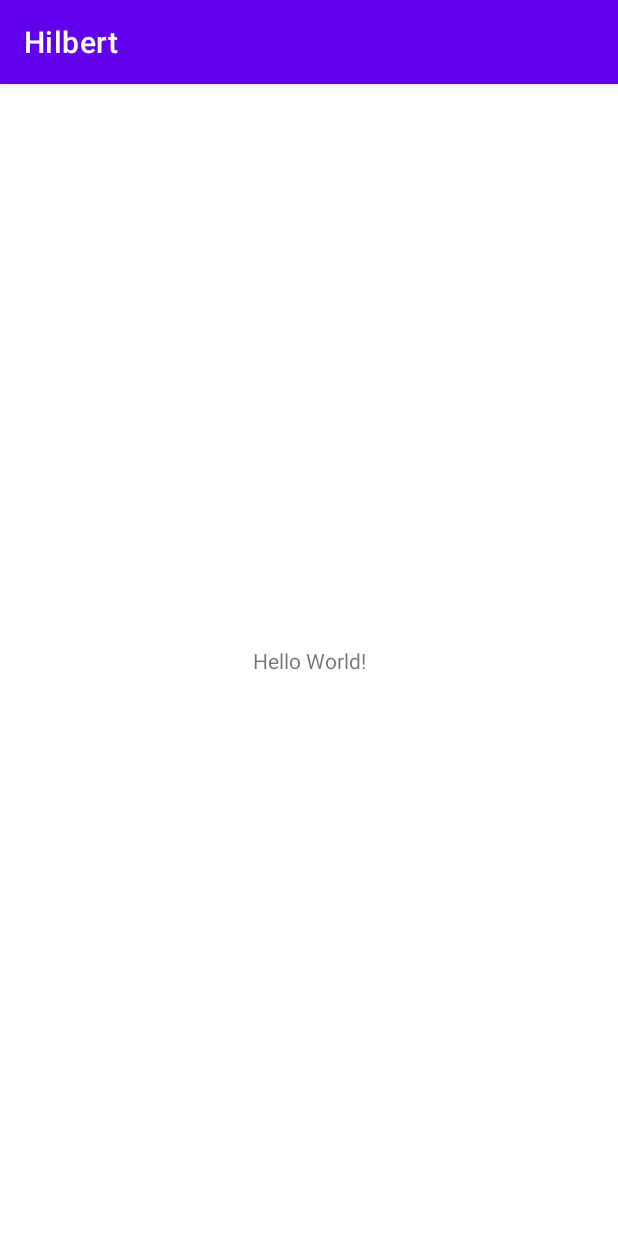
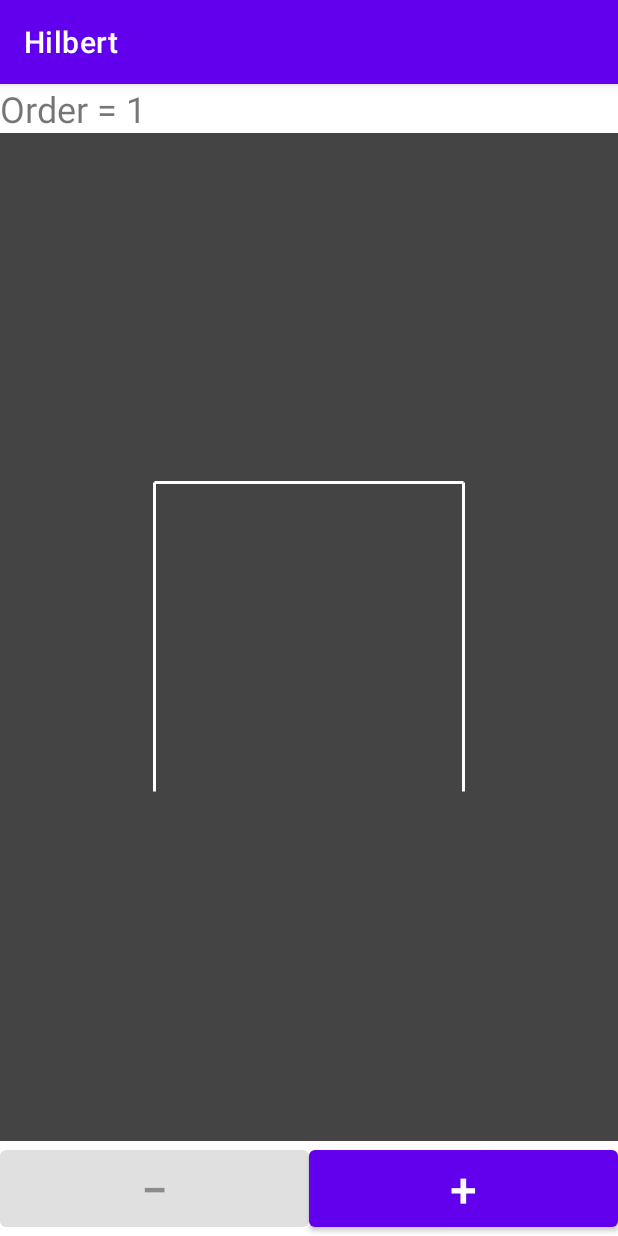
Before and after one commit to yunyun829/sdl.Hilbert, an Android app: the screen it shows after launch (MainActivity), on a phone screen of 412 x 824 dp. Run offline under Robolectric (Android 15) with nearby library versions, the phone set to English and light mode, and no system bars.

Commit message:
Implement Hilbert view

```diff
--- /dev/null
+++ b/app/src/main/java/jp/ac/titech/itpro/sdl/hilbert/HilbertTurtle.java
@@ -0,0 +1,24 @@
+package jp.ac.titech.itpro.sdl.hilbert;
+
+public class HilbertTurtle extends Turtle {
+
+    public HilbertTurtle(Drawer drawer) {
+        super(drawer);
+    }
+
+    public void draw(int order, double step, double turn) {
+        if (order > 0) {
+            rotate(-turn);
+            draw(order - 1, step, -turn);
+            forward(step);
+            rotate(turn);
+            draw(order - 1, step, turn);
+            forward(step);
+            draw(order - 1, step, turn);
+            rotate(turn);
+            forward(step);
+            draw(order - 1, step, -turn);
+            rotate(-turn);
+        }
+    }
+}
--- /dev/null
+++ b/app/src/main/java/jp/ac/titech/itpro/sdl/hilbert/HilbertView.java
@@ -0,0 +1,60 @@
+package jp.ac.titech.itpro.sdl.hilbert;
+
+import android.content.Context;
+import android.graphics.Canvas;
+import android.graphics.Color;
+import android.graphics.Paint;
+import android.util.AttributeSet;
+import android.view.View;
+
+public class HilbertView extends View {
+
+    private Paint paint = new Paint();
+
+    private Canvas canvas;
+
+    private int order = 1;
+
+    private HilbertTurtle turtle = new HilbertTurtle(new Turtle.Drawer() {
+        @Override
+        public void drawLine(double x0, double y0, double x1, double y1) {
+            canvas.drawLine((float) x0, (float) y0, (float) x1, (float) y1, paint);
+        }
+    });
+
+    public HilbertView(Context context) {
+        this(context, null);
+    }
+
+    public HilbertView(Context context, AttributeSet attrs) {
+        this(context, attrs, 0);
+    }
+
+    public HilbertView(Context context, AttributeSet attrs, int defStyleAttr) {
+        super(context, attrs, defStyleAttr);
+    }
+
+    @Override
+    protected void onDraw(Canvas canvas) {
+        super.onDraw(canvas);
+        this.canvas = canvas;
+
+        int w = canvas.getWidth();
+        int h = canvas.getHeight();
+        paint.setColor(Color.DKGRAY);
+        canvas.drawRect(0, 0, w, h, paint);
+
+        paint.setColor(Color.WHITE);
+        paint.setStrokeWidth(3);
+        int size = Math.min(w, h);
+        double step = (double) size / (1 << order);
+        turtle.setPos((w - size + step) / 2, (h + size - step) / 2);
+        turtle.setDir(HilbertTurtle.E);
+        turtle.draw(order, step, HilbertTurtle.R);
+    }
+
+    public void setOrder(int n) {
+        order = n;
+        invalidate();
+    }
+}
--- a/app/src/main/java/jp/ac/titech/itpro/sdl/hilbert/MainActivity.java
+++ b/app/src/main/java/jp/ac/titech/itpro/sdl/hilbert/MainActivity.java
@@ -3,12 +3,64 @@ package jp.ac.titech.itpro.sdl.hilbert;
 import androidx.appcompat.app.AppCompatActivity;
 
 import android.os.Bundle;
+import android.view.View;
+import android.widget.Button;
+import android.widget.TextView;
 
 public class MainActivity extends AppCompatActivity {
+
+    private final static int MAX_ORDER = 9;
+    private int order = 1;
+
+    private TextView orderView;
+    private HilbertView hilbertView;
+    private Button decButton;
+    private Button incButton;
 
     @Override
     protected void onCreate(Bundle savedInstanceState) {
         super.onCreate(savedInstanceState);
         setContentView(R.layout.activity_main);
+
+        orderView = findViewById(R.id.order_view);
+        hilbertView = findViewById(R.id.hilbert_view);
+        decButton = findViewById(R.id.dec_button);
+        incButton = findViewById(R.id.inc_button);
+
+        decButton.setOnClickListener(new View.OnClickListener() {
+            @Override
+            public void onClick(View v) {
+                assertTrue(order > 1, "A room to decrement order should exist");
+                order--;
+                display();
+            }
+        });
+        incButton.setOnClickListener(new View.OnClickListener() {
+            @Override
+            public void onClick(View v) {
+                assertTrue(order < MAX_ORDER, "A room to increment order should exist");
+                order++;
+                display();
+            }
+        });
+    }
+
+    @Override
+    protected void onResume() {
+        super.onResume();
+        display();
+    }
+
+    private void display() {
+        orderView.setText(getString(R.string.order_view_format, order));
+        hilbertView.setOrder(order);
+        decButton.setEnabled(order > 1);
+        incButton.setEnabled(order < MAX_ORDER);
+    }
+
+    public static void assertTrue(boolean f, String message) {
+        if (BuildConfig.DEBUG && !f) {
+            throw new AssertionError(message);
+        }
     }
 }
--- /dev/null
+++ b/app/src/main/java/jp/ac/titech/itpro/sdl/hilbert/Turtle.java
@@ -0,0 +1,40 @@
+package jp.ac.titech.itpro.sdl.hilbert;
+
+public class Turtle {
+    public interface Drawer {
+        void drawLine(double x0, double y0, double x1, double y1);
+    }
+
+    public static final double R = Math.PI / 2, L = -R;
+    public static final double N = 0.0, E = Math.PI / 2, S = Math.PI, W = E + S;
+
+    private double x = 0.0, y = 0.0;
+    private double dir = 0.0;
+
+    private Drawer drawer;
+
+    public Turtle(Drawer drawer) {
+        this.drawer = drawer;
+    }
+
+    public void setPos(double x, double y) {
+        this.x = x;
+        this.y = y;
+    }
+
+    public void setDir(double dir) {
+        this.dir = dir;
+    }
+
+    public void forward(double step) {
+        double x1 = x + Math.sin(dir) * step;
+        double y1 = y - Math.cos(dir) * step;
+        drawer.drawLine(x, y, x1, y1);
+        x = x1;
+        y = y1;
+    }
+
+    public void rotate(double th) {
+        dir = (dir + th + Math.PI * 2) % (Math.PI * 2);
+    }
+}
--- a/app/src/main/res/layout/activity_main.xml
+++ b/app/src/main/res/layout/activity_main.xml
@@ -7,12 +7,41 @@
     tools:context=".MainActivity">
 
     <TextView
-        android:layout_width="wrap_content"
+        android:id="@+id/order_view"
+        android:layout_width="0dp"
         android:layout_height="wrap_content"
-        android:text="Hello World!"
-        app:layout_constraintBottom_toBottomOf="parent"
+        android:textSize="@dimen/order_view_text_size"
+        app:layout_constraintEnd_toEndOf="parent"
+        app:layout_constraintStart_toStartOf="parent"
+        app:layout_constraintTop_toTopOf="parent" />
+
+    <jp.ac.titech.itpro.sdl.hilbert.HilbertView
+        android:id="@+id/hilbert_view"
+        android:layout_width="0dp"
+        android:layout_height="0dp"
+        app:layout_constraintBottom_toTopOf="@+id/dec_button"
         app:layout_constraintLeft_toLeftOf="parent"
         app:layout_constraintRight_toRightOf="parent"
-        app:layout_constraintTop_toTopOf="parent" />
+        app:layout_constraintTop_toBottomOf="@+id/order_view" />
+
+    <Button
+        android:id="@+id/dec_button"
+        android:layout_width="0dp"
+        android:layout_height="wrap_content"
+        android:textSize="@dimen/button_text_size"
+        android:text="@string/dec_button_label"
+        app:layout_constraintStart_toStartOf="parent"
+        app:layout_constraintBottom_toBottomOf="parent"
+        app:layout_constraintEnd_toStartOf="@+id/inc_button" />
+
+    <Button
+        android:id="@+id/inc_button"
+        android:layout_width="0dp"
+        android:layout_height="wrap_content"
+        android:textSize="@dimen/button_text_size"
+        android:text="@string/inc_button_label"
+        app:layout_constraintBottom_toBottomOf="parent"
+        app:layout_constraintEnd_toEndOf="parent"
+        app:layout_constraintStart_toEndOf="@+id/dec_button" />
 
 </androidx.constraintlayout.widget.ConstraintLayout>
--- /dev/null
+++ b/app/src/main/res/values/dimens.xml
@@ -0,0 +1,5 @@
+<?xml version="1.0" encoding="utf-8"?>
+<resources>
+    <dimen name="button_text_size">32sp</dimen>
+    <dimen name="order_view_text_size">24sp</dimen>
+</resources>
--- a/app/src/main/res/values/strings.xml
+++ b/app/src/main/res/values/strings.xml
@@ -1,3 +1,6 @@
 <resources>
     <string name="app_name">Hilbert</string>
+    <string name="order_view_format">Order = %d</string>
+    <string name="dec_button_label">−</string>
+    <string name="inc_button_label">+</string>
 </resources>
```
